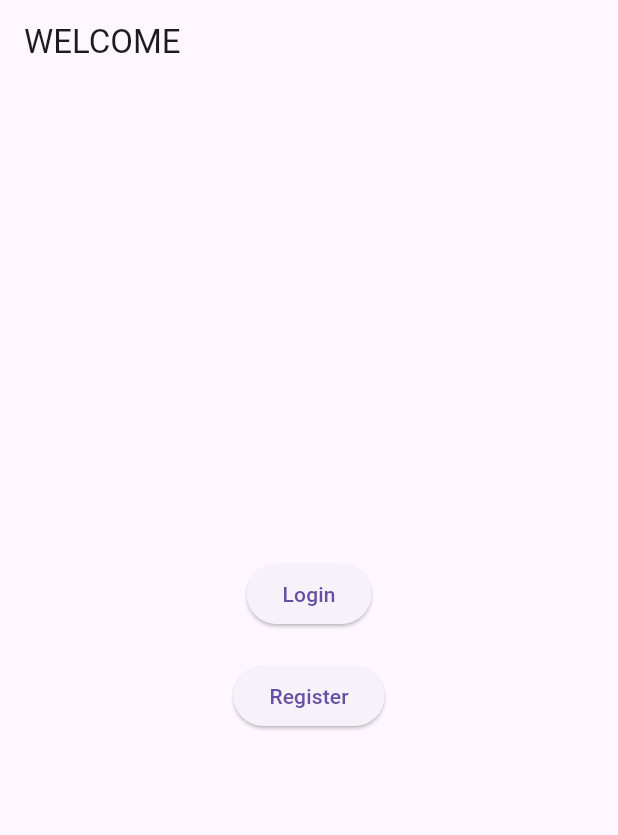
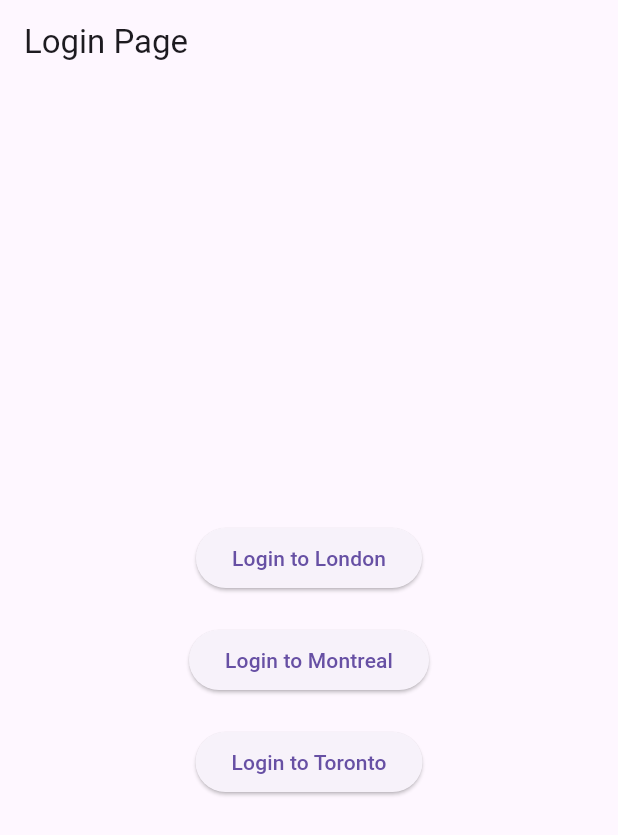
Before and after one commit to zsyed44/CollectiCare, a Flutter app: the screen it shows after launch, on a phone screen of 412 x 824 dp. Shown: the top 835 px of the screen. Run offline on Flutter 3.47's test engine with Material 3 defaults, Android fonts, the phone set to English and light mode, and no system bars; our stand-ins replace image_picker.

Commit message:
Temp Geo-Location Login Page

```diff
--- a/flutter_application/lib/main.dart
+++ b/flutter_application/lib/main.dart
@@ -2,7 +2,8 @@ import 'package:flutter/material.dart';
 import 'package:flutter_application/home.dart';
 //import 'package:flutter_application/home.dart';
 //import 'package:flutter_application/test1.dart';
-import 'package:flutter_application/test1b.dart';
+//import 'package:flutter_application/test1b.dart';
+import 'package:flutter_application/temporary_page.dart';
 
 void main() {
   runApp(const MainApp());
@@ -14,11 +15,11 @@ class MainApp extends StatelessWidget {
   @override
   Widget build(BuildContext context) {
     return MaterialApp(
-      title: 'Flutter Application',
+      title: 'CollectiCare',
       theme: ThemeData(
         primarySwatch: Colors.blue,
       ),
-      home: Home(),
+      home: TempPage(),
     );
   }
 }
--- /dev/null
+++ b/flutter_application/lib/temporary_page.dart
@@ -0,0 +1,35 @@
+import 'package:flutter/material.dart';
+import 'home.dart';
+
+class TempPage extends StatelessWidget {
+  @override
+  Widget build(BuildContext context) {
+    return Scaffold(
+      appBar: AppBar(title: Text('Login Page')),
+      body: Center(
+        child: Column(
+          mainAxisAlignment: MainAxisAlignment.center,
+          children: [
+            ElevatedButton(
+              onPressed: () => Navigator.pushReplacement(
+                context, MaterialPageRoute(builder: (context) => Home())),
+              child: Text("Login to London"),
+            ),
+            SizedBox(height: 20),
+            ElevatedButton(
+              onPressed: () => Navigator.pushReplacement(
+                context, MaterialPageRoute(builder: (context) => Home())),
+              child: Text("Login to Montreal"),
+            ),
+            SizedBox(height: 20),
+            ElevatedButton(
+              onPressed: () => Navigator.pushReplacement(
+                context, MaterialPageRoute(builder: (context) => Home())),
+              child: Text("Login to Toronto"),
+            ),
+          ],
+        ),
+      ),
+    );
+  }
+}
```
Also changed, not shown: flutter_application/lib/profile_registration.dart (+31 -4 lines).
